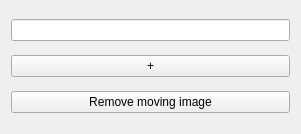
First picture: the form in Plugins/org.mitk.gui.qt.m2.OpticalImageRegistration/src/internal/MovingModalityWidgetControls.ui, repository m2aia/m2aia, before the edit.
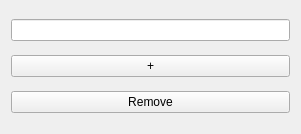
Second picture: the form after the edit.

```diff
--- a/Plugins/org.mitk.gui.qt.m2.OpticalImageRegistration/src/internal/MovingModalityWidgetControls.ui
+++ b/Plugins/org.mitk.gui.qt.m2.OpticalImageRegistration/src/internal/MovingModalityWidgetControls.ui
@@ -41,7 +41,7 @@
    <item>
     <widget class="QPushButton" name="btnRemove">
      <property name="text">
-      <string>Remove moving image</string>
+      <string>Remove</string>
      </property>
     </widget>
    </item>
```
